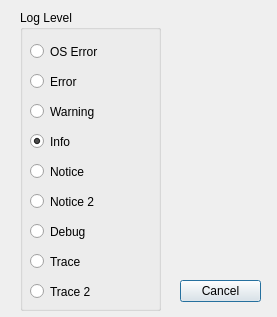
Before: the Qt Designer form src/python/loglevel.ui in avrdudes/avrdude, drawn with Qt 5.
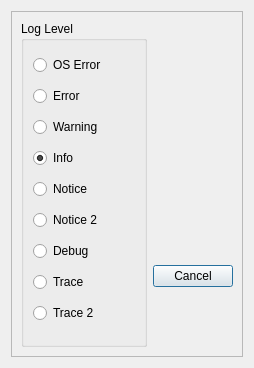
After: the same form once the commit is applied.

Commit message: Arrange the loglevel.ui into a layout

```diff
--- a/src/python/loglevel.ui
+++ b/src/python/loglevel.ui
@@ -6,8 +6,8 @@
    <rect>
     <x>0</x>
     <y>0</y>
-    <width>277</width>
-    <height>317</height>
+    <width>254</width>
+    <height>368</height>
    </rect>
   </property>
   <property name="windowTitle">
@@ -16,43 +16,30 @@
   <property name="modal">
    <bool>true</bool>
   </property>
-  <widget class="QDialogButtonBox" name="buttonBox">
+  <layout class="QGridLayout" name="gridLayout">
+   <item row="0" column="0">
+    <widget class="QScrollArea" name="scrollArea">
+     <property name="widgetResizable">
+      <bool>true</bool>
+     </property>
+     <widget class="QWidget" name="scrollAreaWidgetContents">
    <property name="geometry">
     <rect>
-     <x>180</x>
-     <y>280</y>
-     <width>81</width>
-     <height>31</height>
-    </rect>
-   </property>
-   <property name="orientation">
-    <enum>Qt::Vertical</enum>
-   </property>
-   <property name="standardButtons">
-    <set>QDialogButtonBox::Cancel</set>
-   </property>
-  </widget>
+        <x>0</x>
+        <y>0</y>
+        <width>232</width>
+        <height>346</height>
+       </rect>
+      </property>
+      <layout class="QGridLayout" name="gridLayout_2">
+       <item row="0" column="0" rowspan="2">
   <widget class="QGroupBox" name="groupBox">
-   <property name="geometry">
-    <rect>
-     <x>20</x>
-     <y>10</y>
-     <width>141</width>
-     <height>301</height>
-    </rect>
-   </property>
    <property name="title">
     <string>Log Level</string>
    </property>
+         <layout class="QVBoxLayout" name="verticalLayout">
+          <item>
    <widget class="QRadioButton" name="radioButton">
-    <property name="geometry">
-     <rect>
-      <x>10</x>
-      <y>30</y>
-      <width>107</width>
-      <height>23</height>
-     </rect>
-    </property>
     <property name="toolTip">
      <string notr="true">-3</string>
     </property>
@@ -60,15 +47,9 @@
      <string>OS Error</string>
     </property>
    </widget>
+          </item>
+          <item>
    <widget class="QRadioButton" name="radioButton_2">
-    <property name="geometry">
-     <rect>
-      <x>10</x>
-      <y>60</y>
-      <width>107</width>
-      <height>23</height>
-     </rect>
-    </property>
     <property name="toolTip">
      <string notr="true">-2</string>
     </property>
@@ -76,15 +57,9 @@
      <string>Error</string>
     </property>
    </widget>
+          </item>
+          <item>
    <widget class="QRadioButton" name="radioButton_3">
-    <property name="geometry">
-     <rect>
-      <x>10</x>
-      <y>90</y>
-      <width>107</width>
-      <height>23</height>
-     </rect>
-    </property>
     <property name="toolTip">
      <string notr="true">-1</string>
     </property>
@@ -92,15 +67,9 @@
      <string>Warning</string>
     </property>
    </widget>
+          </item>
+          <item>
    <widget class="QRadioButton" name="radioButton_4">
-    <property name="geometry">
-     <rect>
-      <x>10</x>
-      <y>120</y>
-      <width>107</width>
-      <height>23</height>
-     </rect>
-    </property>
     <property name="toolTip">
      <string notr="true">0</string>
     </property>
@@ -111,15 +80,9 @@
      <bool>true</bool>
     </property>
    </widget>
+          </item>
+          <item>
    <widget class="QRadioButton" name="radioButton_5">
-    <property name="geometry">
-     <rect>
-      <x>10</x>
-      <y>150</y>
-      <width>107</width>
-      <height>23</height>
-     </rect>
-    </property>
     <property name="toolTip">
      <string notr="true">1</string>
     </property>
@@ -127,15 +90,9 @@
      <string>Notice</string>
     </property>
    </widget>
+          </item>
+          <item>
    <widget class="QRadioButton" name="radioButton_6">
-    <property name="geometry">
-     <rect>
-      <x>10</x>
-      <y>180</y>
-      <width>107</width>
-      <height>23</height>
-     </rect>
-    </property>
     <property name="toolTip">
      <string notr="true">2</string>
     </property>
@@ -143,15 +100,9 @@
      <string>Notice 2</string>
     </property>
    </widget>
+          </item>
+          <item>
    <widget class="QRadioButton" name="radioButton_7">
-    <property name="geometry">
-     <rect>
-      <x>10</x>
-      <y>210</y>
-      <width>107</width>
-      <height>23</height>
-     </rect>
-    </property>
     <property name="toolTip">
      <string notr="true">3</string>
     </property>
@@ -159,15 +110,9 @@
      <string>Debug</string>
     </property>
    </widget>
+          </item>
+          <item>
    <widget class="QRadioButton" name="radioButton_8">
-    <property name="geometry">
-     <rect>
-      <x>10</x>
-      <y>240</y>
-      <width>107</width>
-      <height>23</height>
-     </rect>
-    </property>
     <property name="toolTip">
      <string notr="true">4</string>
     </property>
@@ -175,15 +120,9 @@
      <string>Trace</string>
     </property>
    </widget>
+          </item>
+          <item>
    <widget class="QRadioButton" name="radioButton_9">
-    <property name="geometry">
-     <rect>
-      <x>10</x>
-      <y>270</y>
-      <width>107</width>
-      <height>23</height>
-     </rect>
-    </property>
     <property name="toolTip">
      <string notr="true">5</string>
     </property>
@@ -191,7 +130,38 @@
      <string>Trace 2</string>
     </property>
    </widget>
-  </widget>
+          </item>
+         </layout>
+        </widget>
+       </item>
+       <item row="0" column="1">
+        <spacer name="verticalSpacer">
+         <property name="orientation">
+          <enum>Qt::Vertical</enum>
+         </property>
+         <property name="sizeHint" stdset="0">
+          <size>
+           <width>20</width>
+           <height>238</height>
+          </size>
+         </property>
+        </spacer>
+       </item>
+       <item row="1" column="1">
+        <widget class="QDialogButtonBox" name="buttonBox">
+         <property name="orientation">
+          <enum>Qt::Vertical</enum>
+         </property>
+         <property name="standardButtons">
+          <set>QDialogButtonBox::Cancel</set>
+         </property>
+        </widget>
+       </item>
+      </layout>
+     </widget>
+    </widget>
+   </item>
+  </layout>
  </widget>
  <resources/>
  <connections>
```
Lines whose indentation alone changed are shown as unchanged. The commit also changes 1 other file.
